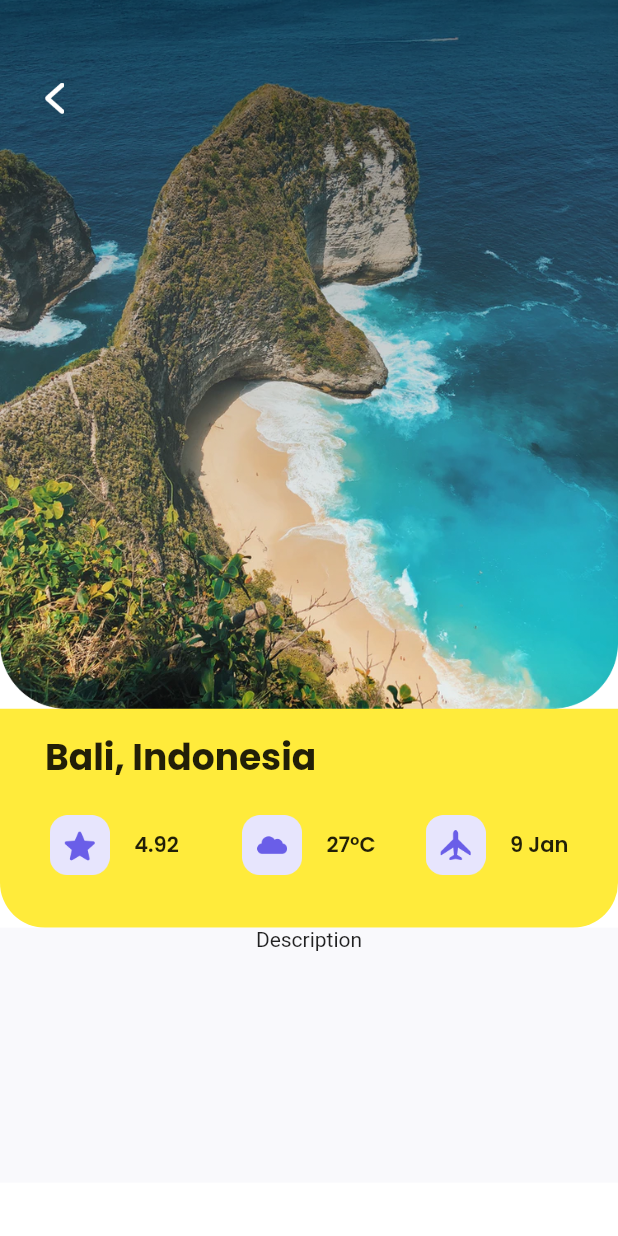
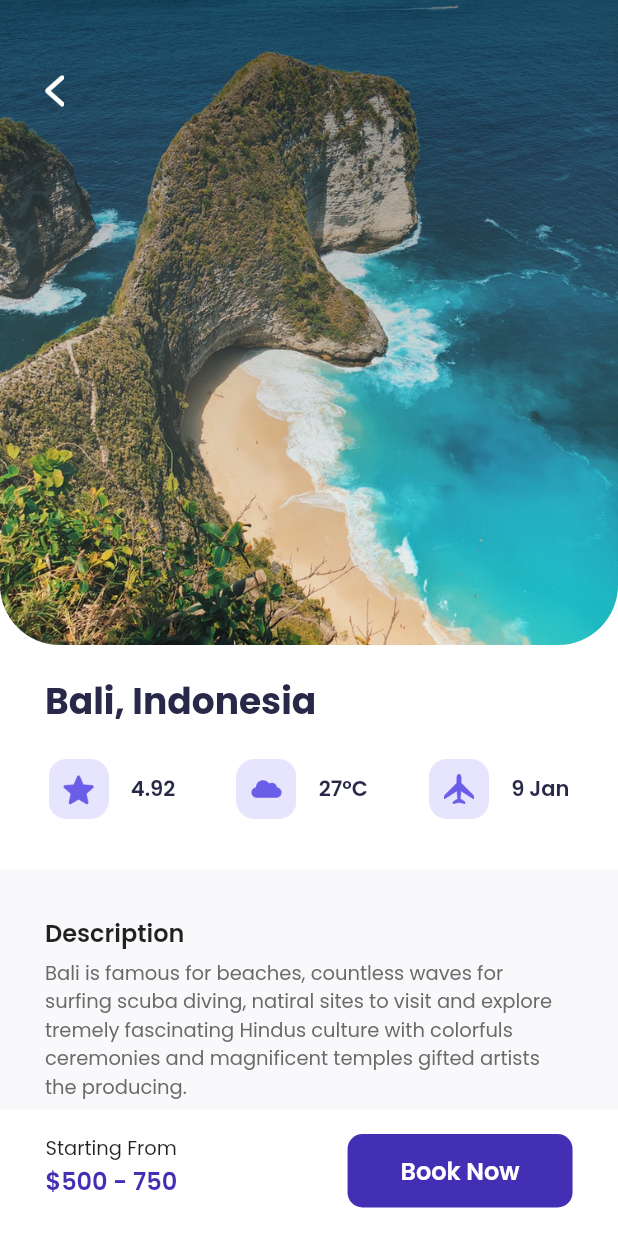
Before and after one commit to dyavas21/Flutter-FrontEnd, a Flutter app: the PopularBali screen opened by its route, on a phone screen of 412 x 824 dp. Run offline on Flutter 3.47's test engine with Material 2 defaults, Android fonts, the phone set to English and light mode, and no system bars; our stand-ins replace google_fonts.

Commit message:
Final
Done

```diff
--- a/Exercise/travel_app/lib/pages/popular_bali.dart
+++ b/Exercise/travel_app/lib/pages/popular_bali.dart
@@ -4,44 +4,59 @@ import 'package:google_fonts/google_fonts.dart';
 class PopularBali extends StatelessWidget {
   @override
   Widget build(BuildContext context) {
-    return Scaffold(
-      backgroundColor: Color(0xffFFFFFF),
-      body: Column(
-        crossAxisAlignment: CrossAxisAlignment.start,
+    Widget header() {
+      return Column(
         children: [
           Stack(
             children: [
-              Image.asset(
+              ClipRRect(
+                borderRadius: BorderRadius.only(
+                  bottomLeft: Radius.circular(40),
+                  bottomRight: Radius.circular(40),
+                ),
+                child: Image.asset(
                   'assets/bali1.png',
+                  height: 430,
+                  width: double.infinity,
+                  fit: BoxFit.cover,
+                ),
               ),
               Padding(
                 padding: const EdgeInsets.only(
-                  top: 55,
+                  top: 50,
                   left: 30,
                 ),
+                child: GestureDetector(
+                  onTap: () {
+                    Navigator.pushNamed(context, '/');
+                  },
                   child: Image.asset(
                     'assets/back.png',
                     width: 13,
                     height: 21,
                   ),
                 ),
+              ),
             ],
+          )
+        ],
+      );
+    }
+
+    Widget judul() {
+      return Container(
+        margin: EdgeInsets.only(
+          top: 20,
+          left: 30,
+          right: 30,
         ),
-          Container(
+        height: 130,
         width: double.infinity,
-            height: 146,
         decoration: BoxDecoration(
-              color: Colors.yellow,
           borderRadius: BorderRadius.only(
             bottomLeft: Radius.circular(30),
             bottomRight: Radius.circular(30),
           ),
-            ),
-            child: Padding(
-              padding: const EdgeInsets.only(
-                left: 30,
-                right: 30,
-                top: 15,
         ),
         child: Column(
           crossAxisAlignment: CrossAxisAlignment.start,
@@ -51,6 +66,7 @@ class PopularBali extends StatelessWidget {
               style: GoogleFonts.poppins(
                 fontSize: 24,
                 fontWeight: FontWeight.w700,
+                color: Color(0xff282948),
               ),
             ),
             SizedBox(
@@ -62,7 +78,6 @@ class PopularBali extends StatelessWidget {
                 Image.asset(
                   'assets/star.png',
                   width: 40,
-                        height: 40,
                 ),
                 SizedBox(
                   width: 10,
@@ -70,6 +85,7 @@ class PopularBali extends StatelessWidget {
                 Text(
                   '4.92',
                   style: GoogleFonts.poppins(
+                    color: Color(0xff282948),
                     fontWeight: FontWeight.w600,
                   ),
                 ),
@@ -79,7 +95,6 @@ class PopularBali extends StatelessWidget {
                 Image.asset(
                   'assets/cloud.png',
                   width: 40,
-                        height: 40,
                 ),
                 SizedBox(
                   width: 10,
@@ -87,16 +102,16 @@ class PopularBali extends StatelessWidget {
                 Text(
                   '27ºC',
                   style: GoogleFonts.poppins(
+                    color: Color(0xff282948),
                     fontWeight: FontWeight.w600,
                   ),
                 ),
                 SizedBox(
-                        width: 27,
+                  width: 36,
                 ),
                 Image.asset(
                   'assets/plane.png',
                   width: 40,
-                        height: 40,
                 ),
                 SizedBox(
                   width: 10,
@@ -104,6 +119,7 @@ class PopularBali extends StatelessWidget {
                 Text(
                   '9 Jan',
                   style: GoogleFonts.poppins(
+                    color: Color(0xff282948),
                     fontWeight: FontWeight.w600,
                   ),
                 ),
@@ -111,20 +127,117 @@ class PopularBali extends StatelessWidget {
             )
           ],
         ),
-            ),
-          ),
-          Container(
+      );
+    }
+
+    Widget deskripsi() {
+      return Container(
+        height: 160,
         width: double.infinity,
-            height: 170,
         decoration: BoxDecoration(
           color: Color(0xffF9F9FC),
         ),
+        child: Padding(
+          padding: const EdgeInsets.only(
+            top: 30,
+            left: 30,
+            right: 36,
+          ),
           child: Column(
+            crossAxisAlignment: CrossAxisAlignment.start,
             children: [
-                Text('Description'),
+              Text(
+                'Description',
+                style: GoogleFonts.poppins(
+                  fontSize: 16,
+                  fontWeight: FontWeight.w600,
+                ),
+              ),
+              SizedBox(
+                height: 5,
+              ),
+              Text(
+                'Bali is famous for beaches, countless waves for surfing scuba diving, natiral sites to visit and explore tremely fascinating Hindus culture with colorfuls ceremonies and magnificent temples gifted artists the producing.',
+                style: GoogleFonts.poppins(
+                  fontSize: 13,
+                  color: Color(0xff6A6A6A),
+                ),
+              ),
             ],
           ),
-          )
+        ),
+      );
+    }
+
+    Widget footer() {
+      return Container(
+        height: 80,
+        width: double.infinity,
+        child: Padding(
+          padding: const EdgeInsets.only(
+            top: 16,
+            left: 30,
+            right: 30,
+            bottom: 15,
+          ),
+          child: Row(
+            mainAxisAlignment: MainAxisAlignment.spaceEvenly,
+            children: [
+              Column(
+                crossAxisAlignment: CrossAxisAlignment.start,
+                children: [
+                  Text(
+                    'Starting From',
+                    style: GoogleFonts.poppins(
+                      fontSize: 13,
+                    ),
+                  ),
+                  Text(
+                    '\$500 - 750',
+                    style: GoogleFonts.poppins(
+                      color: Color(0xff432FB3),
+                      fontSize: 16,
+                      fontWeight: FontWeight.w600,
+                    ),
+                  ),
+                ],
+              ),
+              SizedBox(
+                width: 113,
+              ),
+              Container(
+                width: 150,
+                height: 50,
+                decoration: BoxDecoration(
+                  color: Color(0xff432FB3),
+                  borderRadius: BorderRadius.circular(10),
+                ),
+                child: Center(
+                  child: Text(
+                    'Book Now',
+                    style: GoogleFonts.poppins(
+                      color: Color(0xffFFFFFF),
+                      fontSize: 16,
+                      fontWeight: FontWeight.w600,
+                    ),
+                  ),
+                ),
+              ),
+            ],
+          ),
+        ),
+      );
+    }
+
+    return Scaffold(
+      backgroundColor: Color(0xffFFFFFF),
+      body: Column(
+        crossAxisAlignment: CrossAxisAlignment.start,
+        children: [
+          header(),
+          judul(),
+          deskripsi(),
+          footer(),
         ],
       ),
     );
```
Lines whose indentation alone changed are shown as unchanged.
